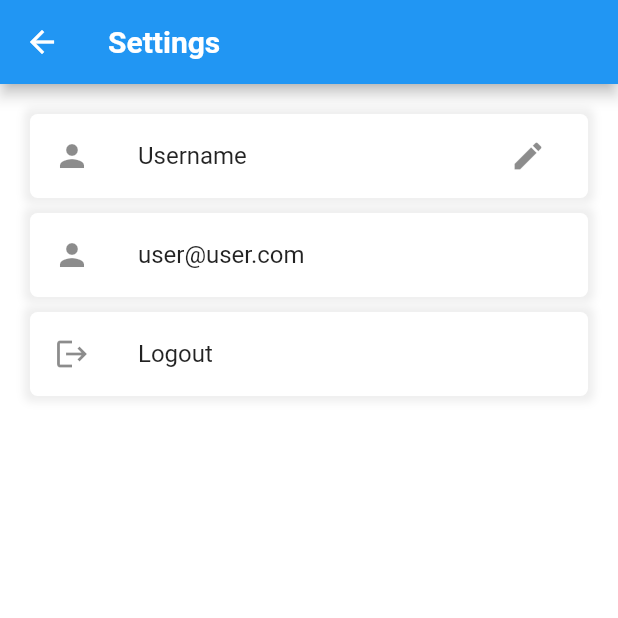
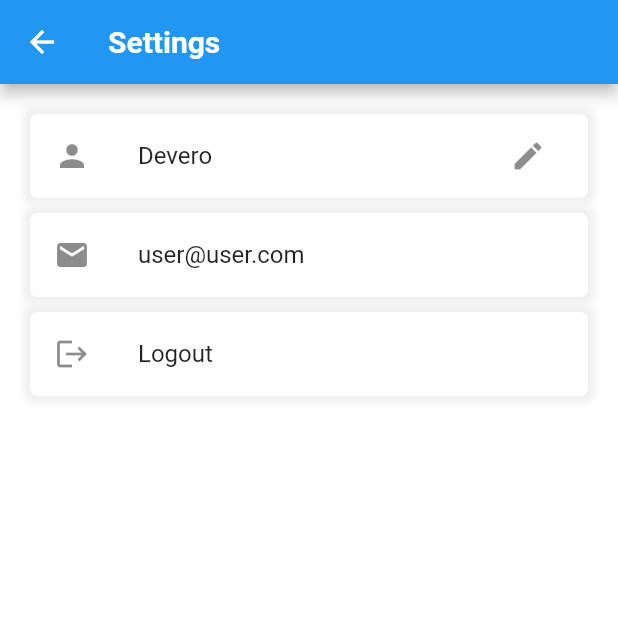
Before and after one commit to Devoro32/doc_saver_app_udemy, a Flutter app: the SettingsScreen screen opened by its route, after a tap on the "edit" icon, on a phone screen of 412 x 824 dp, the top half of it. Run offline on Flutter 3.47's test engine with Material 2 defaults, Android fonts, the light colour scheme and no system bars; our stand-ins replace file_picker, firebase_auth, firebase_core, firebase_database, firebase_storage; missing offline and left inert: pdf_viewer_plugin; accounts and stored records are empty.

Commit message:
fetch and update username

```diff
--- a/lib/main.dart
+++ b/lib/main.dart
@@ -1,6 +1,7 @@
 import 'package:doc_saver_app/firebase_options.dart';
 import 'package:doc_saver_app/provider/auth_provider.dart';
 import 'package:doc_saver_app/provider/document_provider.dart';
+import 'package:doc_saver_app/provider/user_info_provider.dart';
 import 'package:doc_saver_app/screens/add_document_screen.dart';
 import 'package:doc_saver_app/screens/authentication_screen.dart';
 import 'package:doc_saver_app/screens/document_view_screen.dart';
@@ -31,6 +32,7 @@ class MyApp extends StatelessWidget {
       providers: [
         ChangeNotifierProvider(create: (_) => AuthProvider()),
         ChangeNotifierProvider(create: (_) => DocumentProvider()),
+        ChangeNotifierProvider(create: (_) => UserInfoProvider()),
       ],
       child: MaterialApp(
         debugShowCheckedModeBanner: false,
--- a/lib/provider/auth_provider.dart
+++ b/lib/provider/auth_provider.dart
@@ -1,12 +1,14 @@
 import 'package:doc_saver_app/helper/snack_bar_helper.dart';
 import 'package:doc_saver_app/screens/authentication_screen.dart';
 import 'package:doc_saver_app/screens/home_screen.dart';
+import 'package:firebase_database/firebase_database.dart';
 
 import 'package:flutter/material.dart';
 import 'package:firebase_auth/firebase_auth.dart';
 
 class AuthProvider extends ChangeNotifier {
   final FirebaseAuth _firebaseAuth = FirebaseAuth.instance;
+  final FirebaseDatabase _firebaseDatabase = FirebaseDatabase.instance;
 
   bool _islogin = true;
   bool get isLogin => _islogin;
@@ -36,6 +38,7 @@ class AuthProvider extends ChangeNotifier {
     BuildContext context, {
     required String email,
     required String password,
+    required String username,
   }) async {
     try {
       setIsLoading(true);
@@ -44,8 +47,14 @@ class AuthProvider extends ChangeNotifier {
         email: email,
         password: password,
       )
-          .then((value) {
+          .then((value) async {
+        //151 setting the username
+        await _firebaseDatabase
+            .ref()
+            .child('user_info/${value.user!.uid}')
+            .set({'username': username});
         setIsLoading(false);
+
         SnackBarHelper.showSuccessSnackbar(context, 'Successfully register');
         Navigator.of(context).pushNamed(HomePage.routeName);
         return value;
--- /dev/null
+++ b/lib/provider/user_info_provider.dart
@@ -0,0 +1,33 @@
+import 'package:firebase_auth/firebase_auth.dart';
+import 'package:firebase_database/firebase_database.dart';
+import 'package:flutter/cupertino.dart';
+
+class UserInfoProvider extends ChangeNotifier {
+  String _userName = '';
+  String get userName => _userName;
+
+  final FirebaseDatabase _firebaseDatabase = FirebaseDatabase.instance;
+  String userId = FirebaseAuth.instance.currentUser!.uid;
+  getUserName() async {
+    //two methods to get data from the database 1 stream 2. get method
+    await _firebaseDatabase
+        .ref()
+        .child('user_info/$userId')
+        .get()
+        .then((value) {
+      print(value.value); //->{username: Edane Barton}
+      _userName = (value.value as Map)['username'].toString();
+      notifyListeners();
+    });
+  }
+
+  updateUsername(String username) async {
+    await _firebaseDatabase
+        .ref()
+        .child('user_info/$userId')
+        .update({'username': username}).then((value) {
+      _userName = username;
+      notifyListeners();
+    });
+  }
+}
--- a/lib/screens/authentication_screen.dart
+++ b/lib/screens/authentication_screen.dart
@@ -138,6 +138,7 @@ class _AuthenticationScreenState extends State<AuthenticationScreen> {
                                 context,
                                 email: emailController.text,
                                 password: passwordController.text,
+                                username: usernameController.text,
                               );
                             }
                           }
--- a/lib/screens/settings_screen.dart
+++ b/lib/screens/settings_screen.dart
@@ -1,7 +1,9 @@
 import 'package:doc_saver_app/helper/size_box_helper.dart';
+import 'package:doc_saver_app/provider/user_info_provider.dart';
 import 'package:doc_saver_app/widgets/screen_background.dart';
 import 'package:doc_saver_app/widgets/settings_card.dart';
 import 'package:flutter/material.dart';
+import 'package:provider/provider.dart';
 
 class SettingsScreen extends StatelessWidget {
   static String routeName = '/settingsScreen';
@@ -9,24 +11,33 @@ class SettingsScreen extends StatelessWidget {
 
   @override
   Widget build(BuildContext context) {
+    final provider = Provider.of<UserInfoProvider>(
+      context,
+      listen: false,
+    );
+    provider.getUserName();
     return Scaffold(
       appBar: AppBar(
-        title: Text('Settings'),
+        title: const Text('Settings'),
       ),
       body: ScreenBackgroundWidget(
           child: Column(
         children: [
-          SettingsCardWidget(
-            title: 'Username',
-            leadingIcon: Icons.person,
-            trailing: IconButton(
-              onPressed: () {},
-              icon: Icon(Icons.edit),
-            ),
-          ),
+          Consumer<UserInfoProvider>(builder: (context, provider, child) {
+            return SettingsCardWidget(
+              title: provider.userName,
+              leadingIcon: Icons.person,
+              trailing: IconButton(
+                onPressed: () {
+                  provider.updateUsername('Devero');
+                },
+                icon: const Icon(Icons.edit),
+              ),
+            );
+          }),
           SettingsCardWidget(
             title: 'user@user.com',
-            leadingIcon: Icons.person,
+            leadingIcon: Icons.email,
           ),
           SettingsCardWidget(
             title: 'Logout',
```
